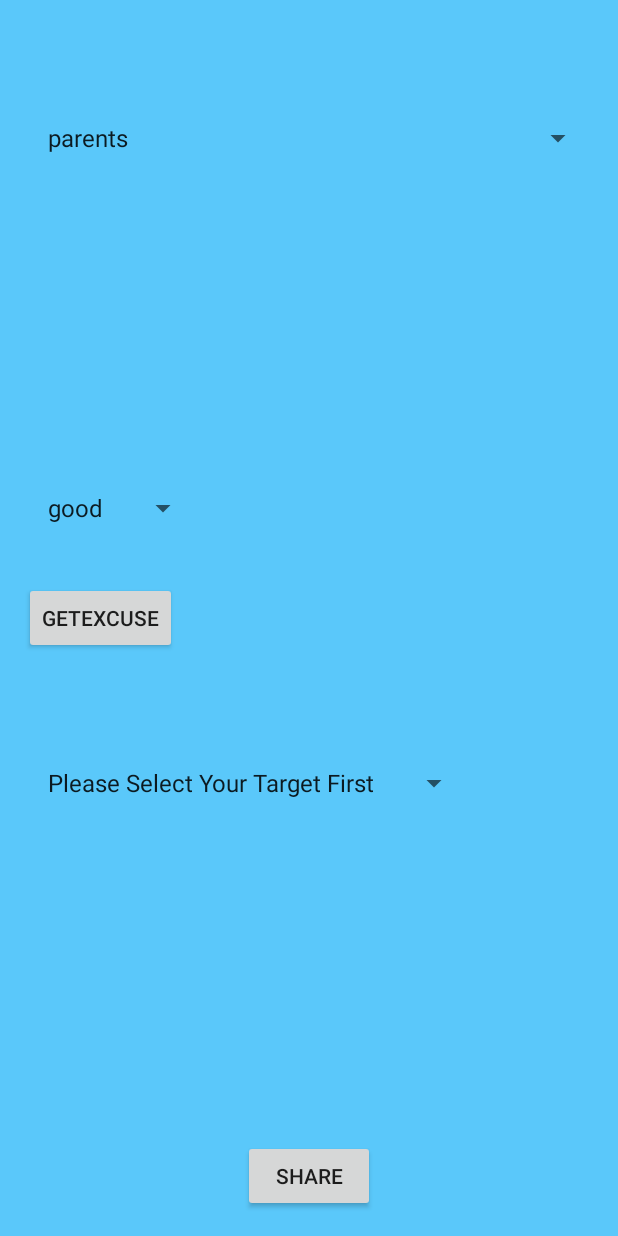
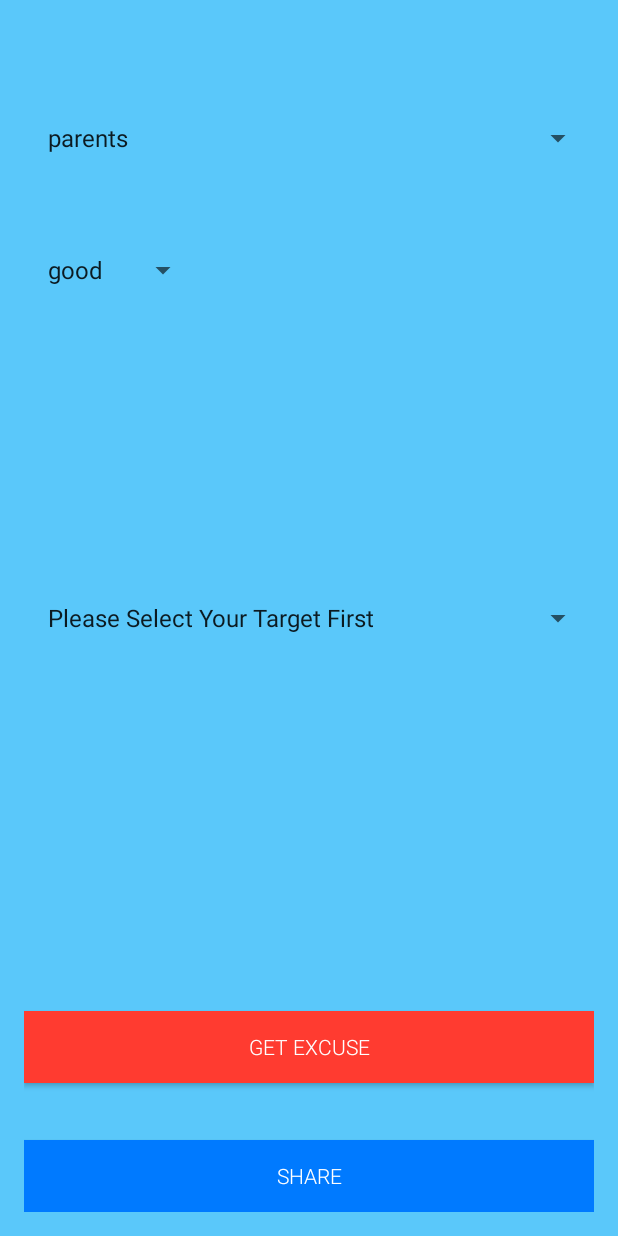
Before and after one commit to dnivyo/ExcuseGenerator, an Android app: the TailorExcuseActivity screen opened directly, with no data from a screen before it, on a phone screen of 412 x 824 dp. Run offline under Robolectric (Android 15) with nearby library versions, the phone set to English and light mode, and no system bars; libraries missing offline, so code that uses them is left out: com.readystatesoftware.sqliteasset; 6 statements that could not run were skipped.

Commit message:
tailor UI (    font unchangeable :(      )

```diff
--- a/app/src/main/res/layout/activity_excuse_output.xml
+++ b/app/src/main/res/layout/activity_excuse_output.xml
@@ -66,10 +66,10 @@
                 android:onClick="shareIt"
                 android:id="@+id/button2"
                 android:layout_gravity="center"
-                android:background="#ff3b30"
+                android:background="#007aff"
                 android:textColor="#FFFFFF"
                 android:fontFamily="sans-serif-light"
-                android:textSize="40dp" />
+                android:textSize="21dp" />
         </FrameLayout>
 
     </LinearLayout>
--- a/app/src/main/res/layout/activity_register.xml
+++ b/app/src/main/res/layout/activity_register.xml
@@ -48,15 +48,13 @@
         android:checked="false"
         android:textOff="Male"
         android:textOn="Female"
-        android:layout_marginTop="74dp"
         android:textSize="21dp"
-        android:layout_below="@+id/ageRegister"
         android:background="#007aff"
-        android:layout_alignParentRight="true"
-        android:layout_alignParentEnd="true"
+        android:textColor="#FFFFFF"
+        android:layout_marginBottom="53dp"
+        android:layout_above="@+id/button"
         android:layout_alignParentLeft="true"
-        android:layout_alignParentStart="true"
-        android:textColor="#FFFFFF" />
+        android:layout_alignParentStart="true" />
 
     <Button
         android:layout_width="fill_parent"
@@ -64,13 +62,13 @@
         android:text="Save"
         android:fontFamily="sans-serif-light"
         android:id="@+id/button"
-        android:layout_alignParentBottom="true"
-        android:layout_centerHorizontal="true"
-        android:layout_marginBottom="43dp"
         android:onClick="onRegisterButtonClick"
         android:textSize="21dp"
-        android:background="#FF3b30"
-        android:textColor="#FFFFFF" />
+        android:background="#ff3b30"
+        android:textColor="#FFFFFF"
+        android:layout_alignParentBottom="true"
+        android:layout_alignParentLeft="true"
+        android:layout_alignParentStart="true" />
 
 
 </RelativeLayout>
--- a/app/src/main/res/layout/activity_tailor_excuse.xml
+++ b/app/src/main/res/layout/activity_tailor_excuse.xml
@@ -12,49 +12,61 @@
         android:layout_height="wrap_content"
         android:id="@+id/spinPerson"
         android:layout_marginTop="52dp"
-        android:layout_alignParentTop="true"
-        android:layout_alignParentLeft="true"
+        android:fontFamily="sans-serif-light"
+        android:layout_alignParentTop="false"
+        android:layout_alignParentLeft="false"
         android:layout_alignParentStart="true"
         android:gravity="center_vertical"
-        android:spinnerMode="dialog" />
+        android:spinnerMode="dialog"
+        android:layout_alignParentBottom="false"
+        android:layout_alignWithParentIfMissing="false" />
 
     <Spinner
         android:layout_width="wrap_content"
         android:layout_height="wrap_content"
         android:id="@+id/spinQuality"
-        android:layout_above="@+id/btnGetExcuse"
+        android:fontFamily="sans-serif-light"
+        android:spinnerMode="dialog"
+        android:layout_below="@+id/spinPerson"
         android:layout_alignParentLeft="true"
         android:layout_alignParentStart="true"
-        android:layout_marginBottom="25dp"
-        android:spinnerMode="dialog" />
+        android:layout_marginTop="40dp" />
 
     <Spinner
-        android:layout_width="wrap_content"
+        android:layout_width="fill_parent"
         android:layout_height="wrap_content"
         android:id="@+id/spinExcuse"
-        android:layout_below="@+id/btnGetExcuse"
+        android:spinnerMode="dialog"
+        android:fontFamily="sans-serif-light"
+        android:gravity="center_vertical|center_horizontal"
+        android:layout_centerVertical="true"
+        android:layout_alignParentRight="true"
+        android:layout_alignParentEnd="true" />
+
+    <Button
+        android:layout_width="fill_parent"
+        android:layout_height="wrap_content"
+        android:text="Get Excuse"
+        android:id="@+id/btnGetExcuse"
+        android:onClick="getExcuse"
+        android:textColor="#FFFFFF"
+        android:background="#FF3b30"
+        android:fontFamily="sans-serif-light"
+        android:layout_above="@+id/btnShare"
         android:layout_alignParentLeft="true"
         android:layout_alignParentStart="true"
-        android:layout_marginTop="62dp"
-        android:spinnerMode="dialog" />
+        android:layout_marginBottom="38dp" />
 
     <Button
-        android:layout_width="wrap_content"
-        android:layout_height="wrap_content"
-        android:text="GetExcuse"
-        android:id="@+id/btnGetExcuse"
-        android:onClick="getExcuse"
-        android:layout_centerVertical="true"
-        android:layout_alignParentLeft="true"
-        android:layout_alignParentStart="true" />
-
-    <Button
-        android:layout_width="wrap_content"
+        android:layout_width="fill_parent"
         android:layout_height="wrap_content"
         android:text="Share"
+        android:fontFamily="sans-serif-light"
         android:id="@+id/btnShare"
         android:onClick="shareExcuse"
         android:layout_alignParentBottom="true"
-        android:layout_centerHorizontal="true" />
+        android:layout_centerHorizontal="true"
+        android:background="#007aff"
+        android:textColor="#FFFFFF" />
 
 </RelativeLayout>
```
